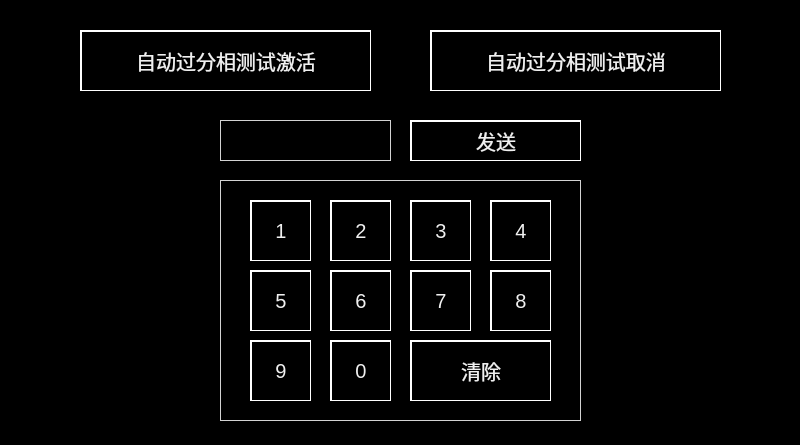
Qt form main_separation.ui (mayue-crrc/Loco8) before a commit.
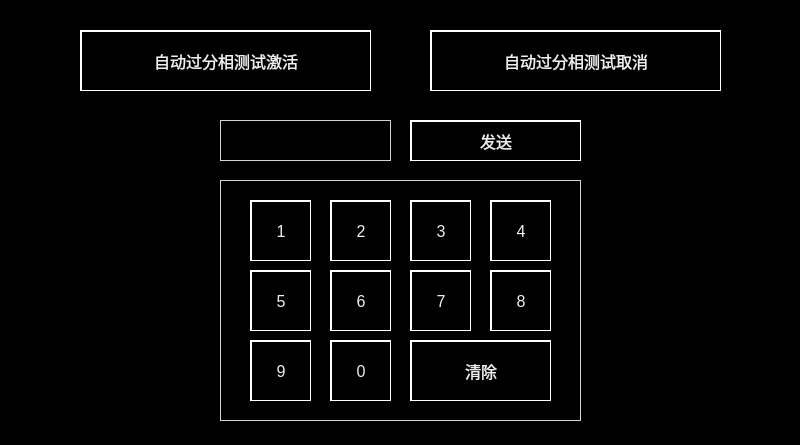
The same form after that commit.

```diff
--- a/main_separation.ui
+++ b/main_separation.ui
@@ -27,7 +27,7 @@
 
 QPushButton
 {
-	font:20px;
+	font:16px;
     color: rgb(240,240,240);
 	background-color: rgb(0, 0, 0);
 	border-top: 2px solid white;	
```
Left out of the diff: 3 changed lines with no effect on the pictures.
